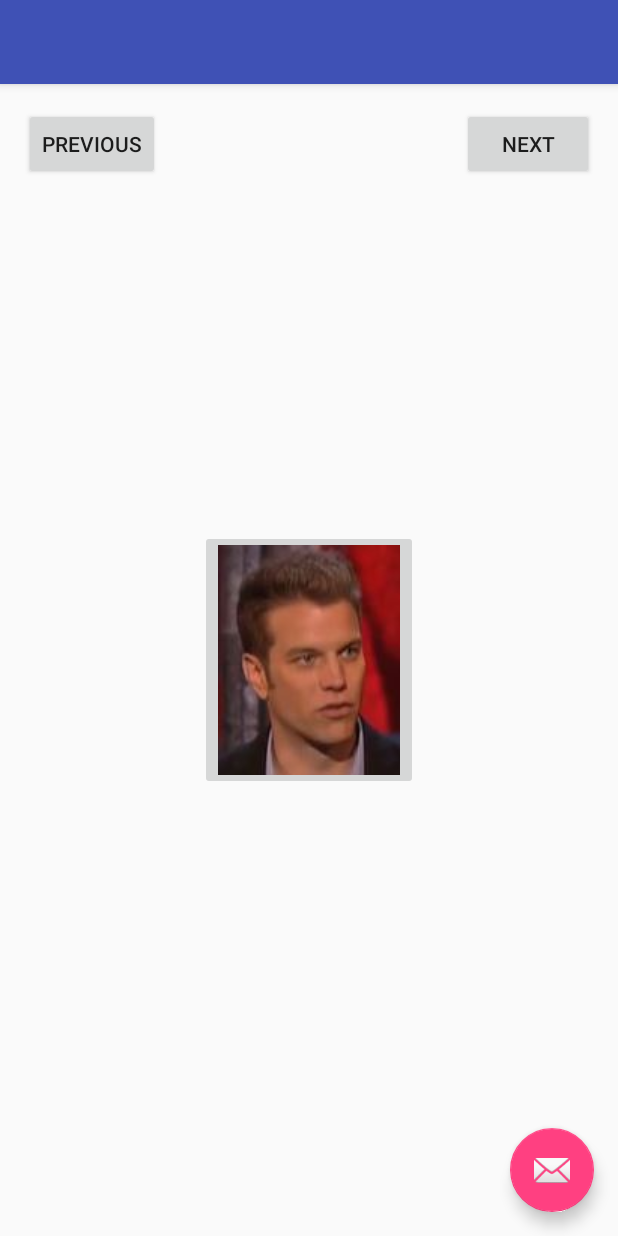
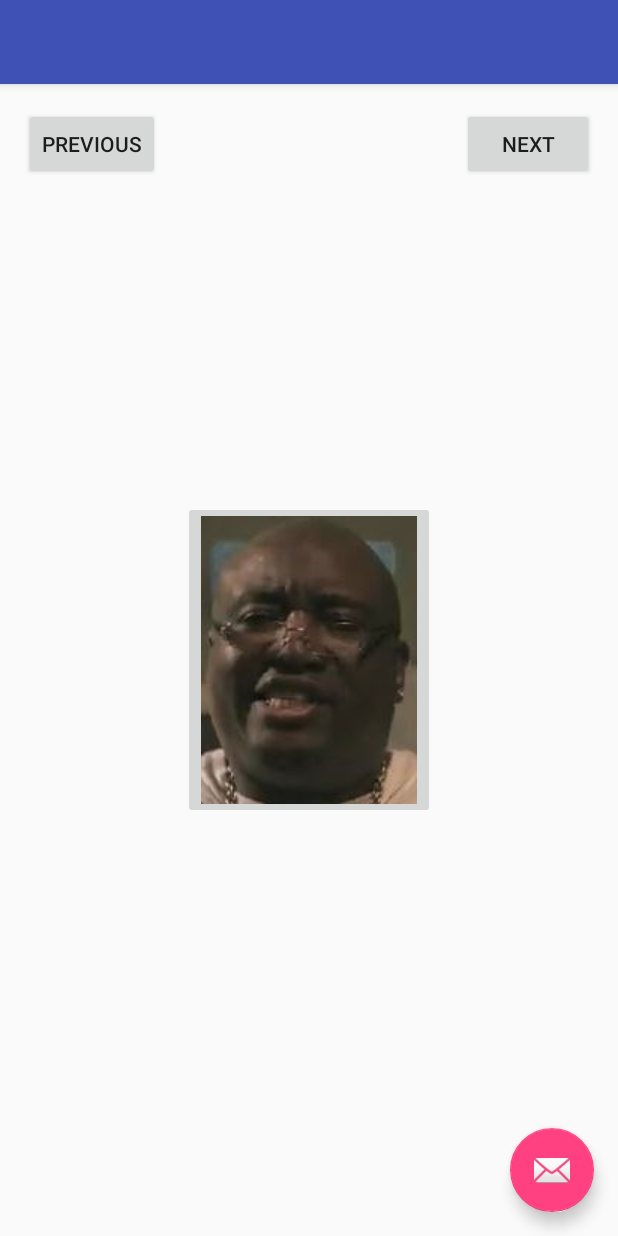
Before and after one commit to aaronistheman/Android-Cool-Quotes-App, an Android app: the screen it shows after launch (MainActivity), after a tap on "PREVIOUS", on a phone screen of 412 x 824 dp. Run offline under Robolectric (Android 15) with nearby library versions, the phone set to English and light mode, and no system bars.

Commit message:
Can switch between different speakers
Although my personal version of the app has all of the sound effects, I'm
not including the sound effects that have explicit language in this Git
repository. The regarded sound effects and images are ignored, thanks to
the .gitignore file in the app folder.

```diff
--- a/app/src/main/java/enterprises/wayne/coolquotes/MainActivity.java
+++ b/app/src/main/java/enterprises/wayne/coolquotes/MainActivity.java
@@ -55,7 +55,20 @@ public class MainActivity extends Activity {
      */
     private void loadImageNames() {
         mImageNames = new ArrayList<String>();
-        mImageNames.add("jeselnik");
+
+        mImageNames.add("robot_krabs");
+        mImageNames.add("jackal");
+        mImageNames.add("yup");
+        mImageNames.add("nope");
+
+        /**
+         * These speakers' corresponding quotes contain explicit language.
+         * Because I don't want to risk getting into trouble, their
+         * quotes are not included in the Git repository.
+         */
+        // mImageNames.add("explicit_jeselnik");
+        // mImageNames.add("explicit_randy");
+        // mImageNames.add("explicit_got_you_there");
     }
 
     /**
@@ -99,12 +112,26 @@ public class MainActivity extends Activity {
         }
     }
 
+    /**
+     * @param view
+     * @post current speaker has been switched to one before it
+     */
     public void onPreviousClick(View view) {
-
+        --mCurrentIndex;
+        if (mCurrentIndex < 0)
+            mCurrentIndex = mImageNames.size() - 1;
+        updateSpeaker();
     }
 
+    /**
+     * @param view
+     * @post current speaker has been switched to one after it
+     */
     public void onNextClick(View view) {
-
+        ++mCurrentIndex;
+        if (mCurrentIndex > mImageNames.size() - 1)
+            mCurrentIndex = 0;
+        updateSpeaker();
     }
 
     /**
```
Also changed, not shown: app/src/main/res/drawable/jackal.JPG (added), app/src/main/res/drawable/jeselnik.JPG (deleted), app/src/main/res/drawable/nope.JPG (added), app/src/main/res/drawable/robot_krabs.JPG (added), app/src/main/res/drawable/yup.JPG (added), 7 other files.
